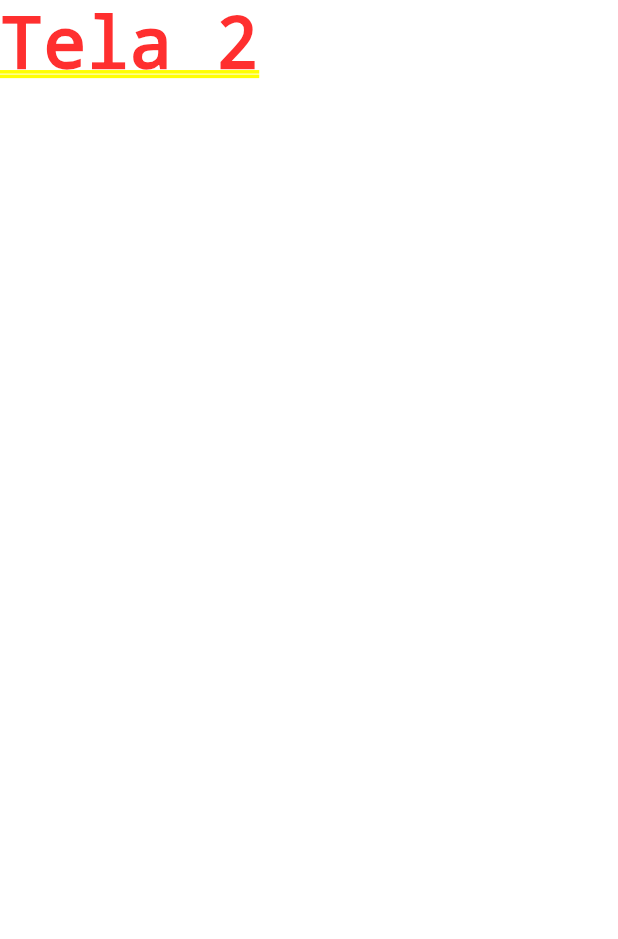
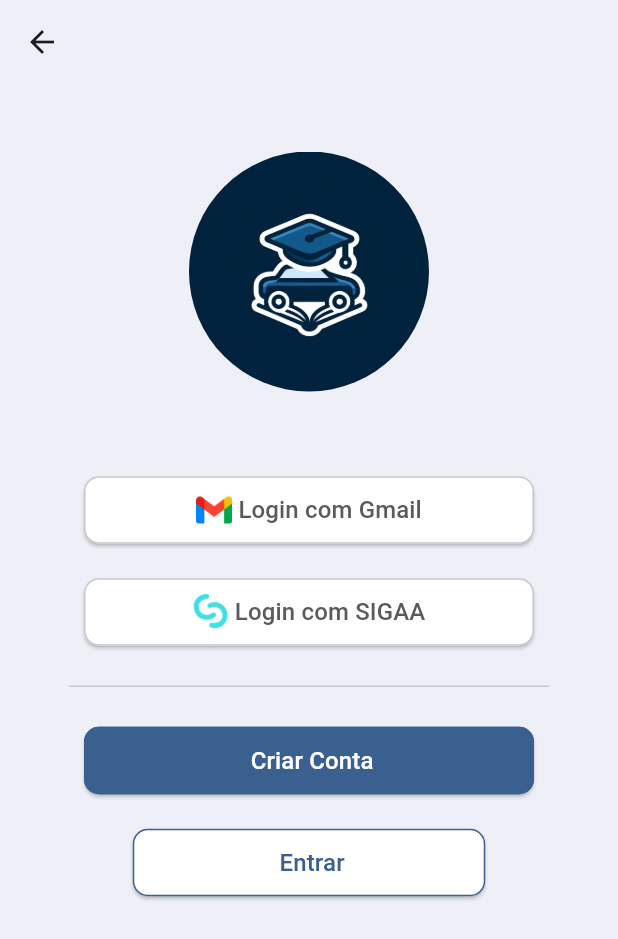
Before and after one commit to jady-lima/LevaEu, a Flutter app: the screen it shows after launch, after a tap on the "keyboard arrow right" icon, on a phone screen of 412 x 824 dp. Shown: the top 939 px of the screen. Run offline on Flutter 3.47's test engine with Material 3 defaults, Android fonts, the light colour scheme and no system bars.

Commit message:
home_login

```diff
--- a/levaeu_mobile/lib/ui/home.dart
+++ b/levaeu_mobile/lib/ui/home.dart
@@ -25,9 +25,9 @@ class _HomeState extends State<Home>{
             children: <Widget>[
 
               Container(
-                padding: const EdgeInsets.all(30.0),
-                width: 200,
-                height: 200,
+                padding: const EdgeInsets.all(50.0),
+                width: 250,
+                height: 250,
                 child: ClipRRect(
                   borderRadius: BorderRadius.circular(100),
                   child: Image.asset('img/logo.png'),
@@ -35,7 +35,7 @@ class _HomeState extends State<Home>{
               ),
 
               Container(
-                padding: const EdgeInsets.only(top: 10.0, bottom: 5.0),
+                padding: const EdgeInsets.only(bottom: 5.0),
                 child: const Text(
                 'Bem-vindo ao LevaEu!',
                   style: TextStyle(
--- a/levaeu_mobile/lib/ui/home_login.dart
+++ b/levaeu_mobile/lib/ui/home_login.dart
@@ -8,6 +8,100 @@ class Homelogin extends StatefulWidget{
 class _HomeloginState extends State<Homelogin> {
   @override
   Widget build(BuildContext context) {
-    return Text("Tela 2");
+    return Scaffold(
+      backgroundColor: Theme.of(context).colorScheme.onInverseSurface,
+
+      appBar: AppBar(
+        backgroundColor: Theme.of(context).colorScheme.onInverseSurface,
+        centerTitle: true,
+      ),
+
+      body: Row(
+        mainAxisAlignment: MainAxisAlignment.center,
+        children: <Widget>[
+          Column(
+            children: <Widget>[
+
+              Container(
+                padding: const EdgeInsets.all(45.0),
+                width: 250,
+                height: 250,
+                child: ClipRRect(
+                  borderRadius: BorderRadius.circular(100),
+                  child: Image.asset('img/logo.png'),
+                ),
+              ),
+
+              Container(
+                padding: const EdgeInsets.all(10),
+                child: buildElevatedButton(Colors.white, const Color.fromRGBO(90, 90, 90, 1.0), const Color.fromRGBO(196, 198, 208, 1.0), 300, 45,'img/logo_gmail.png', "Login com Gmail")
+              ),
+
+              Container(
+                padding: const EdgeInsets.all(10),
+                child: buildElevatedButton(Colors.white, const Color.fromRGBO(90, 90, 90, 1.0), const Color.fromRGBO(196, 198, 208, 1.0), 300, 45, 'img/logo_sigaa.png', "Login com SIGAA")
+              ),
+
+              const SizedBox(height: 15),
+
+              Container(
+                height: 1,
+                width: 320,
+                color: const Color.fromRGBO(196, 198, 208, 1.0),
+              ),
+
+              const SizedBox(height: 15),
+
+              Container(
+                padding: const EdgeInsets.all(10),
+                child: buildElevatedButton(const Color.fromRGBO(57, 96, 143, 1.0), const Color.fromRGBO(255, 255, 255, 1), const Color.fromRGBO(57, 96, 143, 1.0), 300, 45, null, "Criar Conta")
+              ),
+
+              Container(
+                padding: const EdgeInsets.all(10),
+                child: buildElevatedButton(Colors.white, const Color.fromRGBO(57, 96, 143, 1.0), const Color.fromRGBO(57, 96, 143, 1.0), 235, 45, null, "Entrar")
+                ),
+
+            ]
+          ),
+        ],
+      ),
+    );
+  }
+
+  Widget buildElevatedButton(Color? colorButton, Color? colorText, Color colorBorder, double sizeWidth, double sizeHeight, String? imagePath, String text){
+    return ElevatedButton(
+      style: ElevatedButton.styleFrom(
+        minimumSize: Size(sizeWidth, sizeHeight),
+        backgroundColor: colorButton,
+        shape: RoundedRectangleBorder(
+          borderRadius: BorderRadius.circular(10),
+        ),
+        side:  BorderSide(
+          color: colorBorder
+        )
+      ),
+      child: Row(
+        children: <Widget>[
+          if (imagePath != null)
+            Image.asset(
+              imagePath,
+              width: 24,
+              height: 24,
+            ),
+          Text(
+            " $text",
+            style: TextStyle(
+              color: colorText,
+              fontFamily: 'Roboto',
+              fontSize: 16
+            ),
+          ),
+        ],
+      ),
+      onPressed: (){
+
+      },
+    );
   }
 }
--- a/levaeu_mobile/pubspec.yaml
+++ b/levaeu_mobile/pubspec.yaml
@@ -61,7 +61,8 @@ flutter:
   # To add assets to your application, add an assets section, like this:
   assets:
     - img/logo.png
-  #   - images/a_dot_ham.jpeg
+    - img/logo_sigaa.png
+    - img/logo_gmail.png
 
   # An image asset can refer to one or more resolution-specific "variants", see
   # https://flutter.dev/assets-and-images/#resolution-aware
```
Also changed, not shown: levaeu_mobile/img/logo_gmail.png (added), levaeu_mobile/img/logo_sigaa.png (added).
